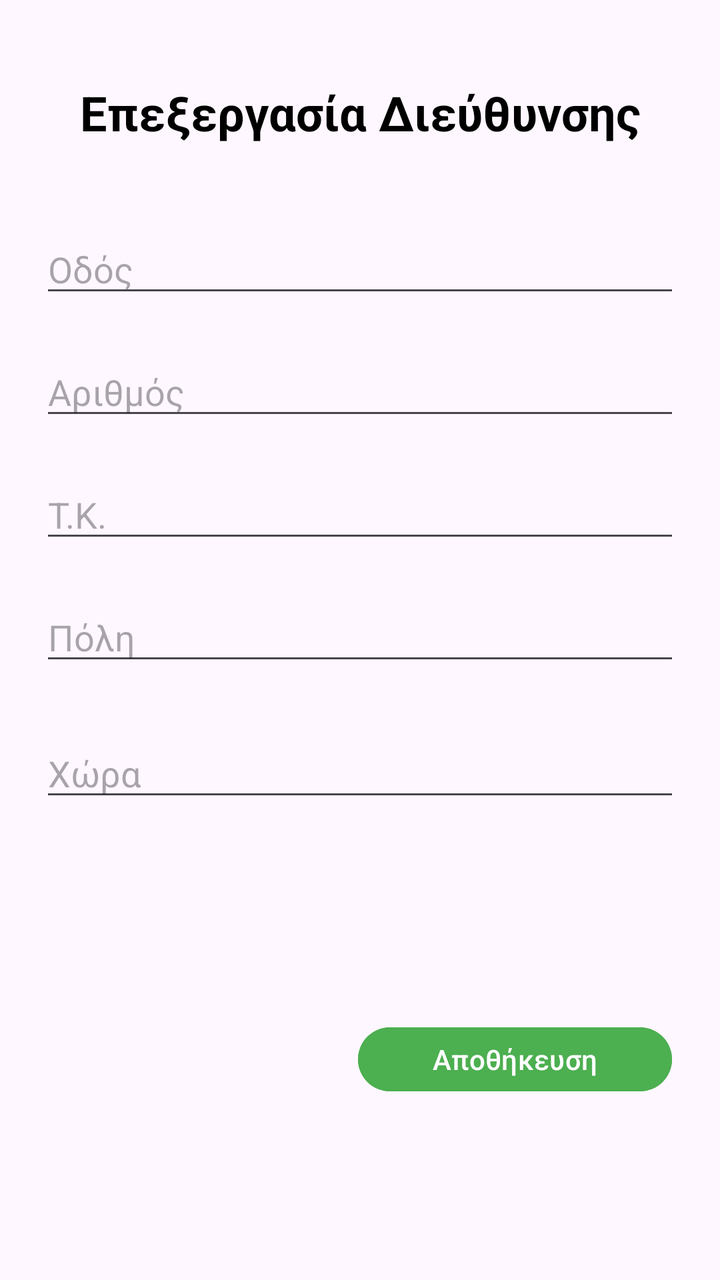
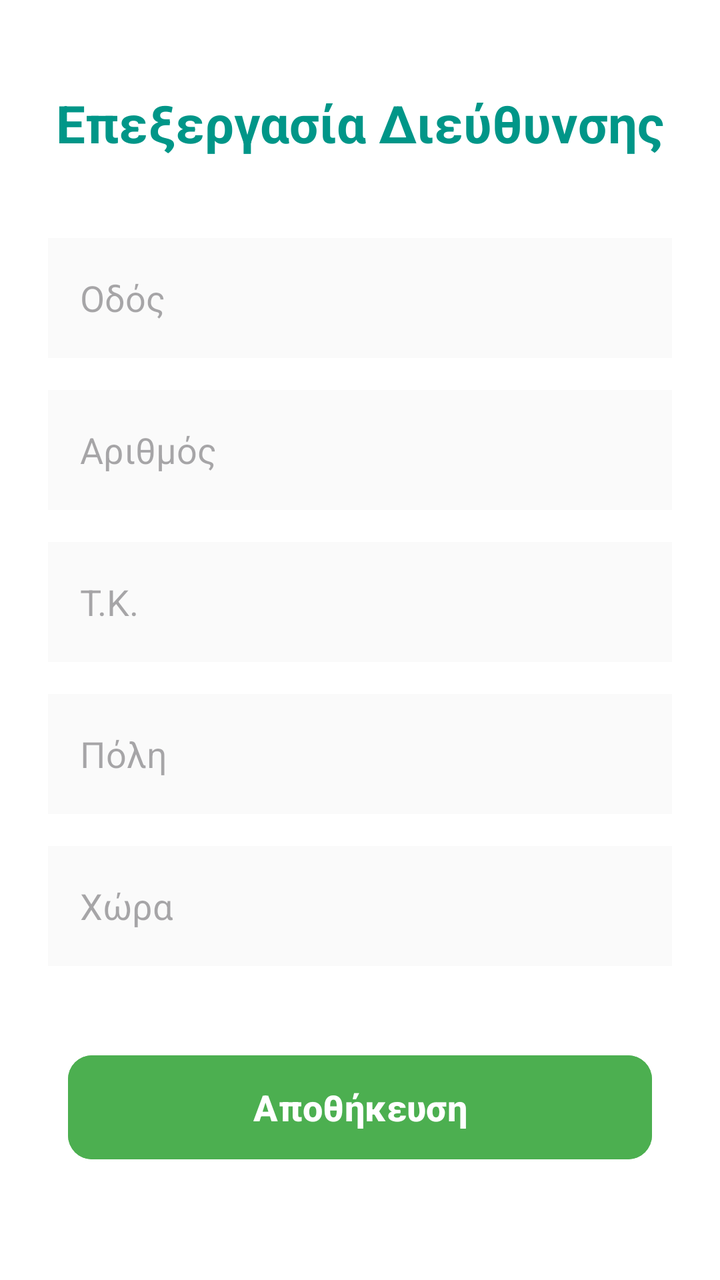

The first picture is an Android layout as it rendered before a commit; the second is the same layout after the commit. The layout source and the unified diff follow.
<!-- AndroidManifest.xml: application theme Theme.Team21 -->
<!-- res/layout/activity_address.xml -->
<?xml version="1.0" encoding="utf-8"?>
<androidx.constraintlayout.widget.ConstraintLayout xmlns:android="http://schemas.android.com/apk/res/android"
    xmlns:app="http://schemas.android.com/apk/res-auto"
    xmlns:tools="http://schemas.android.com/tools"
    android:id="@+id/activityCseDashboard"
    android:layout_width="match_parent"
    android:layout_height="match_parent"
    android:padding="20dp">

    <EditText
        android:id="@+id/edittxtAddressActivityCountry"
        android:layout_width="0dp"
        android:layout_height="wrap_content"
        android:layout_marginTop="88dp"
        android:hint="Χώρα"
        android:inputType="textCapWords"
        app:layout_constraintEnd_toEndOf="parent"
        app:layout_constraintHorizontal_bias="0.0"
        app:layout_constraintStart_toStartOf="parent"
        app:layout_constraintTop_toBottomOf="@+id/edittxtAddressActivityZip" />

    <Button
        android:id="@+id/btnAddressActivitySave"
        android:layout_width="157dp"
        android:layout_height="40dp"
        android:layout_marginTop="104dp"
        android:layout_marginEnd="4dp"
        android:backgroundTint="#4CAF50"
        android:text="Αποθήκευση"
        android:textColor="#FFFFFF"
        app:layout_constraintEnd_toEndOf="parent"
        app:layout_constraintTop_toBottomOf="@+id/edittxtAddressActivityCountry" />

    <TextView
        android:id="@+id/txtAddressActivityHeader"
        android:layout_width="wrap_content"
        android:layout_height="wrap_content"
        android:layout_marginTop="20dp"
        android:text="Επεξεργασία Διεύθυνσης"
        android:textColor="#000000"
        android:textSize="24sp"
        android:textStyle="bold"
        app:layout_constraintEnd_toEndOf="parent"
        app:layout_constraintStart_toStartOf="parent"
        app:layout_constraintTop_toTopOf="parent" />

    <EditText
        android:id="@+id/edittxtAddressActivityStreet"
        android:layout_width="0dp"
        android:layout_height="wrap_content"
        android:layout_marginTop="40dp"
        android:hint="Οδός"
        android:inputType="textCapWords"
        app:layout_constraintEnd_toEndOf="parent"
        app:layout_constraintStart_toStartOf="parent"
        app:layout_constraintTop_toBottomOf="@+id/txtAddressActivityHeader" />

    <EditText
        android:id="@+id/edittxtAddressActivityNumber"
        android:layout_width="0dp"
        android:layout_height="wrap_content"
        android:layout_marginTop="20dp"
        android:hint="Αριθμός"
        android:inputType="number"
        app:layout_constraintEnd_toEndOf="parent"
        app:layout_constraintStart_toStartOf="parent"
        app:layout_constraintTop_toBottomOf="@+id/edittxtAddressActivityStreet" />

    <EditText
        android:id="@+id/edittxtAddressActivityZip"
        android:layout_width="0dp"
        android:layout_height="wrap_content"
        android:layout_marginTop="20dp"
        android:hint="Τ.Κ."
        android:inputType="number"
        app:layout_constraintEnd_toEndOf="parent"
        app:layout_constraintStart_toStartOf="parent"
        app:layout_constraintTop_toBottomOf="@+id/edittxtAddressActivityNumber" />

    <EditText
        android:id="@+id/edittxtAddressActivityCity"
        android:layout_width="0dp"
        android:layout_height="wrap_content"
        android:layout_marginTop="20dp"
        android:hint="Πόλη"
        android:inputType="textCapWords"
        app:layout_constraintEnd_toEndOf="parent"
        app:layout_constraintStart_toStartOf="parent"
        app:layout_constraintTop_toBottomOf="@+id/edittxtAddressActivityZip" />

</androidx.constraintlayout.widget.ConstraintLayout>
<!-- resources referenced by this layout -->
<resources>
  <style name="Theme.Team21" parent="Base.Theme.Team21" />
  <style name="Base.Theme.Team21" parent="Theme.Material3.DayNight.NoActionBar">
          
          
      </style>
</resources>

<!-- the commit's change to res/layout/activity_address.xml (unified diff, before → after) -->
@@ -1,91 +1,114 @@
 <?xml version="1.0" encoding="utf-8"?>
-<androidx.constraintlayout.widget.ConstraintLayout xmlns:android="http://schemas.android.com/apk/res/android"
+<ScrollView xmlns:android="http://schemas.android.com/apk/res/android"
     xmlns:app="http://schemas.android.com/apk/res-auto"
     xmlns:tools="http://schemas.android.com/tools"
-    android:id="@+id/activityCseDashboard"
+    android:id="@+id/main"
     android:layout_width="match_parent"
     android:layout_height="match_parent"
-    android:padding="20dp">
+    android:background="#FFFFFF"
+    android:fillViewport="true">
 
-    <EditText
-        android:id="@+id/edittxtAddressActivityCountry"
-        android:layout_width="0dp"
+    <androidx.constraintlayout.widget.ConstraintLayout
+        android:layout_width="match_parent"
         android:layout_height="wrap_content"
-        android:layout_marginTop="88dp"
-        android:hint="Χώρα"
-        android:inputType="textCapWords"
-        app:layout_constraintEnd_toEndOf="parent"
-        app:layout_constraintHorizontal_bias="0.0"
-        app:layout_constraintStart_toStartOf="parent"
-        app:layout_constraintTop_toBottomOf="@+id/edittxtAddressActivityZip" />
+        android:padding="24dp">
 
-    <Button
-        android:id="@+id/btnAddressActivitySave"
-        android:layout_width="157dp"
-        android:layout_height="40dp"
-        android:layout_marginTop="104dp"
-        android:layout_marginEnd="4dp"
-        android:backgroundTint="#4CAF50"
-        android:text="Αποθήκευση"
-        android:textColor="#FFFFFF"
-        app:layout_constraintEnd_toEndOf="parent"
-        app:layout_constraintTop_toBottomOf="@+id/edittxtAddressActivityCountry" />
+        <TextView
+            android:id="@+id/txtAddressActivityHeader"
+            android:layout_width="wrap_content"
+            android:layout_height="wrap_content"
+            android:layout_marginTop="20dp"
+            android:text="Επεξεργασία Διεύθυνσης"
+            android:textColor="#009688"
+            android:textSize="26sp"
+            android:textStyle="bold"
+            app:layout_constraintEnd_toEndOf="parent"
+            app:layout_constraintStart_toStartOf="parent"
+            app:layout_constraintTop_toTopOf="parent" />
 
-    <TextView
-        android:id="@+id/txtAddressActivityHeader"
-        android:layout_width="wrap_content"
-        android:layout_height="wrap_content"
-        android:layout_marginTop="20dp"
-        android:text="Επεξεργασία Διεύθυνσης"
-        android:textColor="#000000"
-        android:textSize="24sp"
-        android:textStyle="bold"
-        app:layout_constraintEnd_toEndOf="parent"
-        app:layout_constraintStart_toStartOf="parent"
-        app:layout_constraintTop_toTopOf="parent" />
+        <EditText
+            android:id="@+id/edittxtAddressActivityStreet"
+            android:layout_width="0dp"
+            android:layout_height="60dp"
+            android:layout_marginTop="40dp"
+            android:background="#FAFAFA"
+            android:hint="Οδός"
+            android:padding="16dp"
+            android:inputType="textCapWords"
+            app:layout_constraintEnd_toEndOf="parent"
+            app:layout_constraintStart_toStartOf="parent"
+            app:layout_constraintTop_toBottomOf="@+id/txtAddressActivityHeader" />
 
-    <EditText
-        android:id="@+id/edittxtAddressActivityStreet"
-        android:layout_width="0dp"
-        android:layout_height="wrap_content"
-        android:layout_marginTop="40dp"
-        android:hint="Οδός"
-        android:inputType="textCapWords"
-        app:layout_constraintEnd_toEndOf="parent"
-        app:layout_constraintStart_toStartOf="parent"
-        app:layout_constraintTop_toBottomOf="@+id/txtAddressActivityHeader" />
+        <EditText
+            android:id="@+id/edittxtAddressActivityNumber"
+            android:layout_width="0dp"
+            android:layout_height="60dp"
+            android:layout_marginTop="16dp"
+            android:background="#FAFAFA"
+            android:hint="Αριθμός"
+            android:padding="16dp"
+            android:inputType="number"
+            app:layout_constraintEnd_toEndOf="parent"
+            app:layout_constraintStart_toStartOf="parent"
+            app:layout_constraintTop_toBottomOf="@+id/edittxtAddressActivityStreet" />
 
-    <EditText
-        android:id="@+id/edittxtAddressActivityNumber"
-        android:layout_width="0dp"
-        android:layout_height="wrap_content"
-        android:layout_marginTop="20dp"
-        android:hint="Αριθμός"
-        android:inputType="number"
-        app:layout_constraintEnd_toEndOf="parent"
-        app:layout_constraintStart_toStartOf="parent"
-        app:layout_constraintTop_toBottomOf="@+id/edittxtAddressActivityStreet" />
+        <EditText
+            android:id="@+id/edittxtAddressActivityZip"
+            android:layout_width="0dp"
+            android:layout_height="60dp"
+            android:layout_marginTop="16dp"
+            android:background="#FAFAFA"
+            android:hint="Τ.Κ."
+            android:padding="16dp"
+            android:inputType="number"
+            app:layout_constraintEnd_toEndOf="parent"
+            app:layout_constraintStart_toStartOf="parent"
+            app:layout_constraintTop_toBottomOf="@+id/edittxtAddressActivityNumber" />
 
-    <EditText
-        android:id="@+id/edittxtAddressActivityZip"
-        android:layout_width="0dp"
-        android:layout_height="wrap_content"
-        android:layout_marginTop="20dp"
-        android:hint="Τ.Κ."
-        android:inputType="number"
-        app:layout_constraintEnd_toEndOf="parent"
-        app:layout_constraintStart_toStartOf="parent"
-        app:layout_constraintTop_toBottomOf="@+id/edittxtAddressActivityNumber" />
+        <EditText
+            android:id="@+id/edittxtAddressActivityCity"
+            android:layout_width="0dp"
+            android:layout_height="60dp"
+            android:layout_marginTop="16dp"
+            android:background="#FAFAFA"
+            android:hint="Πόλη"
+            android:padding="16dp"
+            android:inputType="textCapWords"
+            app:layout_constraintEnd_toEndOf="parent"
+            app:layout_constraintStart_toStartOf="parent"
+            app:layout_constraintTop_toBottomOf="@+id/edittxtAddressActivityZip" />
 
-    <EditText
-        android:id="@+id/edittxtAddressActivityCity"
-        android:layout_width="0dp"
-        android:layout_height="wrap_content"
-        android:layout_marginTop="20dp"
-        android:hint="Πόλη"
-        android:inputType="textCapWords"
-        app:layout_constraintEnd_toEndOf="parent"
-        app:layout_constraintStart_toStartOf="parent"
-        app:layout_constraintTop_toBottomOf="@+id/edittxtAddressActivityZip" />
+        <EditText
+            android:id="@+id/edittxtAddressActivityCountry"
+            android:layout_width="0dp"
+            android:layout_height="60dp"
+            android:layout_marginTop="16dp"
+            android:background="#FAFAFA"
+            android:hint="Χώρα"
+            android:padding="16dp"
+            android:inputType="textCapWords"
+            app:layout_constraintEnd_toEndOf="parent"
+            app:layout_constraintStart_toStartOf="parent"
+            app:layout_constraintTop_toBottomOf="@+id/edittxtAddressActivityCity" />
 
-</androidx.constraintlayout.widget.ConstraintLayout>
+        <Button
+            android:id="@+id/btnAddressActivitySave"
+            android:layout_width="0dp"
+            android:layout_height="60dp"
+            android:layout_marginStart="10dp"
+            android:layout_marginTop="40dp"
+            android:layout_marginEnd="10dp"
+            android:layout_marginBottom="32dp"
+            android:backgroundTint="#4CAF50"
+            android:text="Αποθήκευση"
+            android:textColor="#FFFFFF"
+            android:textSize="18sp"
+            android:textStyle="bold"
+            app:cornerRadius="12dp"
+            app:layout_constraintBottom_toBottomOf="parent"
+            app:layout_constraintEnd_toEndOf="parent"
+            app:layout_constraintStart_toStartOf="parent"
+            app:layout_constraintTop_toBottomOf="@+id/edittxtAddressActivityCountry" />
+
+    </androidx.constraintlayout.widget.ConstraintLayout>
+</ScrollView>
